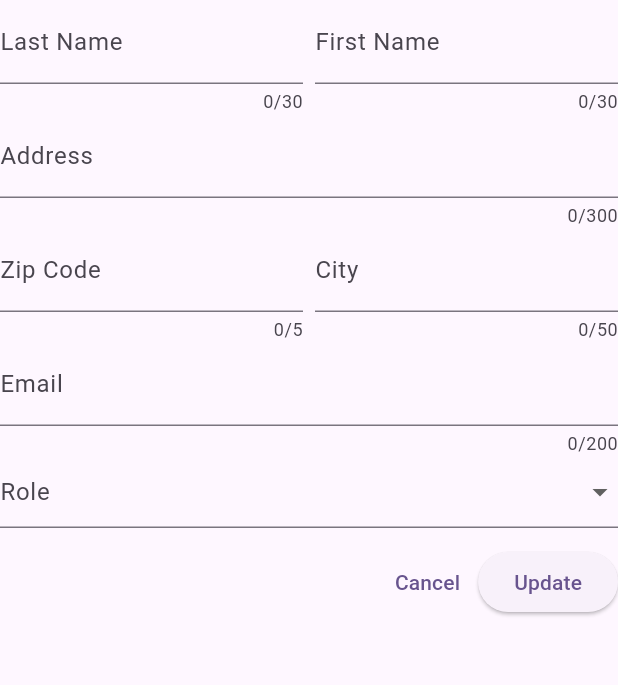
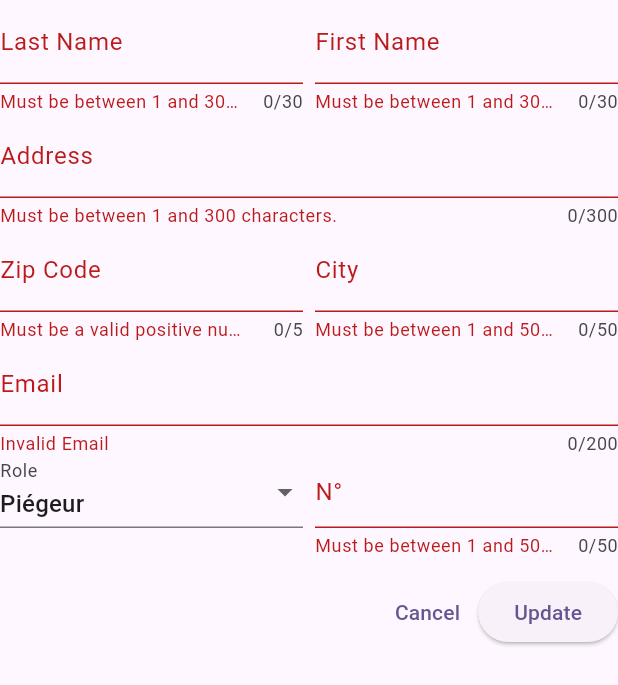
Before and after one commit to PythonJsDev/crud-person, a Flutter app: the PersonForm widget shown alone on an empty page, opened directly with empty values, after a tap on "Update", on a phone screen of 412 x 824 dp. Shown: the top 685 px of the screen. Run offline on Flutter 3.47's test engine with Material 2 defaults, Android fonts, the phone set to English and light mode, and no system bars; our stand-ins replace get_it; network calls fail.

Commit message:
update person

```diff
--- a/crud_person_front/lib/models/person.dart
+++ b/crud_person_front/lib/models/person.dart
@@ -33,6 +33,7 @@ class Person {
       approvalRef: item['approval_ref'],
     );
   }
+
 }
 
 final Map<String, String> rolesItems = {
--- /dev/null
+++ b/crud_person_front/lib/models/person_manipulation.dart
@@ -0,0 +1,35 @@
+class PersonManipulation {
+  final String role;
+  final String email;
+  final String firstName;
+  final String lastName;
+  final String address;
+  final int zipCode;
+  final String city;
+  final String approvalRef;
+
+  PersonManipulation({
+    required this.role,
+    required this.email,
+    required this.firstName,
+    required this.lastName,
+    required this.address,
+    required this.zipCode,
+    required this.city,
+    required this.approvalRef});
+
+
+
+  Map<String, dynamic> toJson() {
+    return {
+      "role": role,
+      "email": email,
+      "first_name": firstName,
+      "last_name": lastName,
+      "address": address,
+      "zip_code": zipCode,
+      "city": city,
+      "approval_ref": approvalRef,
+    };
+  }
+}
--- a/crud_person_front/lib/screens/person_modify.dart
+++ b/crud_person_front/lib/screens/person_modify.dart
@@ -15,7 +15,6 @@ class PersonModify extends StatelessWidget {
     return Scaffold(
       appBar: AppBar(
         title: Text(personId == null ? 'Create person' : 'Edit person'),
-        // title: const Text('Create person'),
       ),
       body: Padding(
         padding: const EdgeInsets.all(12),
--- a/crud_person_front/lib/widgets/person_form.dart
+++ b/crud_person_front/lib/widgets/person_form.dart
@@ -1,3 +1,4 @@
+import 'package:crud_person_front/models/person_manipulation.dart';
 import 'package:flutter/material.dart';
 import 'package:get_it/get_it.dart';
 import 'package:crud_person_front/services/persons_service.dart';
@@ -8,7 +9,6 @@ class PersonForm extends StatefulWidget {
 
   final int? personId;
 
-
   @override
   State<PersonForm> createState() => _PersonFormState();
 }
@@ -16,11 +16,11 @@ class PersonForm extends StatefulWidget {
 class _PersonFormState extends State<PersonForm> {
   final _formKey = GlobalKey<FormState>();
 
-
-
   PersonsService get personsService => GetIt.I<PersonsService>();
   String? errorMessage;
   Person? person;
+  Map<String, dynamic> personItem = {};
+  String _selectedRole = 'T';
 
   final TextEditingController _lastNameController = TextEditingController();
   final TextEditingController _firstNameController = TextEditingController();
@@ -30,14 +30,32 @@ class _PersonFormState extends State<PersonForm> {
   final TextEditingController _emailController = TextEditingController();
   final TextEditingController _approvalRefController = TextEditingController();
 
-  String? _selectedRole;
+  void _updatePerson() async {
+    // setState(() {
+    //   _isLoading = true;
+    // });
+    if (_formKey.currentState!.validate()) {
+      _formKey.currentState!.save();
 
+      final personUpdated = PersonManipulation(
+        lastName: personItem['lastName'],
+        firstName: personItem['firstName'],
+        email: personItem['email'],
+        role: personItem['role'],
+        address: personItem['address'],
+        zipCode: personItem['zipCode'],
+        city: personItem['city'],
+        approvalRef: personItem['approvalRef'],
+      );
 
-  // final Map<String, String> rolesItems = {
-  //   "Titulaire": "I",
-  //   "Piégeur": 'T',
-  //   "Contrôleur": 'C',
-  // };
+      final result = await personsService.updatePerson(
+          widget.personId.toString(), personUpdated);
+
+      // setState(() {
+      //   _isLoading = false;
+      // });
+    }
+  }
 
   String? _validStringField(value, nbMaxChar) {
     if (value == null ||
@@ -56,6 +74,7 @@ class _PersonFormState extends State<PersonForm> {
         if (response.error) {
           errorMessage = response.errorMessage;
         }
+
         person = response.data;
         _lastNameController.text = person!.lastName;
         _firstNameController.text = person!.firstName;
@@ -67,7 +86,6 @@ class _PersonFormState extends State<PersonForm> {
         setState(() {
           _selectedRole = person!.role;
         });
-
       },
     );
 
@@ -91,13 +109,12 @@ class _PersonFormState extends State<PersonForm> {
                     decoration: const InputDecoration(
                       label: Text('Last Name'),
                     ),
-
                     validator: (value) {
                       return _validStringField(value, 30);
                     },
-                    // onSaved: (value) {
-                    //   person['lastName'] = value!;
-                    // },
+                    onSaved: (value) {
+                      personItem['lastName'] = value!;
+                    },
                   ),
                 ),
                 const SizedBox(width: 8),
@@ -111,9 +128,9 @@ class _PersonFormState extends State<PersonForm> {
                     validator: (value) {
                       return _validStringField(value, 30);
                     },
-                    // onSaved: (value) {
-                    //   person['firstName'] = value!;
-                    // },
+                    onSaved: (value) {
+                      personItem['firstName'] = value!;
+                    },
                   ),
                 ),
               ],
@@ -127,9 +144,9 @@ class _PersonFormState extends State<PersonForm> {
               validator: (value) {
                 return _validStringField(value, 300);
               },
-              // onSaved: (value) {
-              //   person['address'] = value!;
-              // },
+              onSaved: (value) {
+                personItem['address'] = value!;
+              },
             ),
             Row(
               children: [
@@ -150,9 +167,9 @@ class _PersonFormState extends State<PersonForm> {
                       }
                       return null;
                     },
-                    // onSaved: (value) {
-                    //   person['zipCode'] = int.parse(value!);
-                    // },
+                    onSaved: (value) {
+                      personItem['zipCode'] = int.parse(value!);
+                    },
                   ),
                 ),
                 const SizedBox(width: 8),
@@ -166,9 +183,9 @@ class _PersonFormState extends State<PersonForm> {
                     validator: (value) {
                       return _validStringField(value, 50);
                     },
-                    // onSaved: (value) {
-                    //   person['city'] = value!;
-                    // },
+                    onSaved: (value) {
+                      personItem['city'] = value!;
+                    },
                   ),
                 ),
               ],
@@ -188,9 +205,9 @@ class _PersonFormState extends State<PersonForm> {
                 }
                 return null;
               },
-              // onSaved: (value) {
-              //   person['email'] = value!;
-              // },
+              onSaved: (value) {
+                personItem['email'] = value!;
+              },
             ),
             Row(
               crossAxisAlignment: CrossAxisAlignment.start,
@@ -201,22 +218,20 @@ class _PersonFormState extends State<PersonForm> {
                       isDense: true,
                       labelText: 'Role',
                     ),
-
                     value: _selectedRole,
                     items: [
                       for (final role in rolesItems.entries)
                         DropdownMenuItem(
                             value: role.value, child: Text(role.key)),
                     ],
-                    // items: dropdownRolesItems,
                     onChanged: (value) {
                       setState(() {
                         _selectedRole = value!;
                       });
                     },
-                    // onSaved: (value) {
-                    //   person['role'] = value!;
-                    // },
+                    onSaved: (value) {
+                      personItem['role'] = value!;
+                    },
                   ),
                 ),
                 if (_selectedRole == 'T') ...[
@@ -232,9 +247,9 @@ class _PersonFormState extends State<PersonForm> {
                       validator: (value) {
                         return _validStringField(value, 50);
                       },
-                      // onSaved: (value) {
-                      //   person['approval_ref'] = value!;
-                      // },
+                      onSaved: (value) {
+                        personItem['approvalRef'] = value!;
+                      },
                     ),
                   ),
                 ]
@@ -252,7 +267,7 @@ class _PersonFormState extends State<PersonForm> {
                     child: const Text('Reset'),
                   ),
                   ElevatedButton(
-                    onPressed: () {}, // _savePerson,
+                    onPressed: () {},
                     child: const Text('Add Person'),
                   ),
                 ],
@@ -268,7 +283,7 @@ class _PersonFormState extends State<PersonForm> {
                     child: const Text('Cancel'),
                   ),
                   ElevatedButton(
-                    onPressed: () {}, // _savePerson,
+                    onPressed: _updatePerson,
                     child: const Text('Update'),
                   ),
                 ],
```
Also changed, not shown: crud_person_front/lib/screens/person_list.dart (+11 -8 lines), crud_person_front/lib/services/persons_service.dart (+19 -1 lines).
